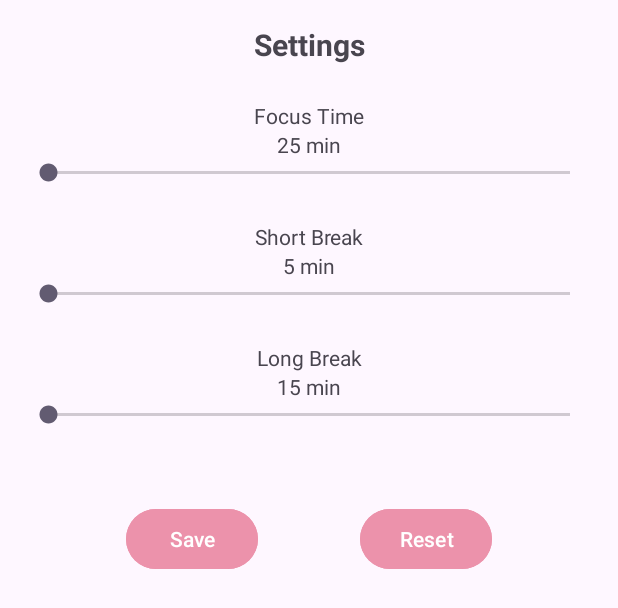
After one commit to Diegowh/KonohaProject, an Android app: the layout fragment_settings_list_dialog.xml on its own in the app's theme, with its tools: preview values and no code run, on a phone screen of 412 x 824 dp. The commit adds this screen. Shown: the top 608 px of the screen. Run offline under Robolectric (Android 15) with nearby library versions, the phone set to English and light mode, and no system bars.

Commit message:
feat: Panel de settings

```diff
--- a/app/build.gradle.kts
+++ b/app/build.gradle.kts
@@ -33,6 +33,9 @@ android {
     kotlinOptions {
         jvmTarget = "11"
     }
+    buildFeatures {
+        viewBinding = true
+    }
 }
 
 dependencies {
@@ -42,6 +45,8 @@ dependencies {
     implementation(libs.material)
     implementation(libs.androidx.activity)
     implementation(libs.androidx.constraintlayout)
+    implementation(libs.androidx.legacy.support.v4)
+    implementation(libs.androidx.recyclerview)
     testImplementation(libs.junit)
     androidTestImplementation(libs.androidx.junit)
     androidTestImplementation(libs.androidx.espresso.core)
--- /dev/null
+++ b/app/src/main/res/layout/fragment_settings_list_dialog.xml
@@ -0,0 +1,140 @@
+<?xml version="1.0" encoding="utf-8"?>
+<androidx.constraintlayout.widget.ConstraintLayout
+    xmlns:android="http://schemas.android.com/apk/res/android"
+    xmlns:app="http://schemas.android.com/apk/res-auto"
+    xmlns:tools="http://schemas.android.com/tools"
+    android:layout_width="match_parent"
+    android:layout_height="match_parent"
+    android:padding="16dp"
+    >
+
+
+    <TextView
+        android:id="@+id/title"
+        android:layout_width="wrap_content"
+        android:layout_height="wrap_content"
+        android:text="Settings"
+        android:textSize="20sp"
+        android:textStyle="bold"
+        app:layout_constraintTop_toTopOf="parent"
+        app:layout_constraintStart_toStartOf="parent"
+        app:layout_constraintEnd_toEndOf="parent"
+        />
+
+
+    <TextView
+        android:id="@+id/lblFocusTime"
+        android:layout_width="wrap_content"
+        android:layout_height="wrap_content"
+        android:text="Focus Time"
+        android:layout_marginTop="24dp"
+        app:layout_constraintTop_toBottomOf="@id/title"
+        app:layout_constraintStart_toStartOf="parent"
+        app:layout_constraintEnd_toEndOf="parent"
+        />
+
+    <TextView
+        android:id="@+id/txtFocusTime"
+        android:layout_width="wrap_content"
+        android:layout_height="wrap_content"
+        tools:text="25 min"
+        app:layout_constraintTop_toBottomOf="@id/lblFocusTime"
+        app:layout_constraintStart_toStartOf="parent"
+        app:layout_constraintEnd_toEndOf="parent"/>
+
+    <SeekBar
+        android:id="@+id/seekBarFocusTime"
+        android:layout_width="0dp"
+        android:layout_height="wrap_content"
+        android:max="100"
+        app:layout_constraintTop_toBottomOf="@id/txtFocusTime"
+        app:layout_constraintStart_toStartOf="parent"
+        app:layout_constraintEnd_toEndOf="parent"/>
+
+
+
+    <TextView
+        android:id="@+id/lblShortBreak"
+        android:layout_width="wrap_content"
+        android:layout_height="wrap_content"
+        android:text="Short Break"
+        android:layout_marginTop="24dp"
+        app:layout_constraintTop_toBottomOf="@id/seekBarFocusTime"
+        app:layout_constraintStart_toStartOf="parent"
+        app:layout_constraintEnd_toEndOf="parent"
+        />
+
+    <TextView
+        android:id="@+id/txtShortBreak"
+        android:layout_width="wrap_content"
+        android:layout_height="wrap_content"
+        tools:text="5 min"
+        app:layout_constraintTop_toBottomOf="@id/lblShortBreak"
+        app:layout_constraintStart_toStartOf="parent"
+        app:layout_constraintEnd_toEndOf="parent"/>
+
+    <SeekBar
+        android:id="@+id/seekBarShortBreak"
+        android:layout_width="0dp"
+        android:layout_height="wrap_content"
+        android:max="100"
+        app:layout_constraintTop_toBottomOf="@id/txtShortBreak"
+        app:layout_constraintStart_toStartOf="parent"
+        app:layout_constraintEnd_toEndOf="parent"/>
+
+
+
+    <TextView
+        android:id="@+id/lblLongBreak"
+        android:layout_width="wrap_content"
+        android:layout_height="wrap_content"
+        android:text="Long Break"
+        android:layout_marginTop="24dp"
+        app:layout_constraintTop_toBottomOf="@id/seekBarShortBreak"
+        app:layout_constraintStart_toStartOf="parent"
+        app:layout_constraintEnd_toEndOf="parent"
+        />
+
+    <TextView
+        android:id="@+id/txtLongBreak"
+        android:layout_width="wrap_content"
+        android:layout_height="wrap_content"
+        tools:text="15 min"
+        app:layout_constraintTop_toBottomOf="@id/lblLongBreak"
+        app:layout_constraintStart_toStartOf="parent"
+        app:layout_constraintEnd_toEndOf="parent"/>
+
+    <SeekBar
+        android:id="@+id/seekBarLongBreak"
+        android:layout_width="0dp"
+        android:layout_height="wrap_content"
+        android:max="100"
+        app:layout_constraintTop_toBottomOf="@id/txtLongBreak"
+        app:layout_constraintStart_toStartOf="parent"
+        app:layout_constraintEnd_toEndOf="parent"/>
+
+
+
+    <Button
+        android:id="@+id/btnSave"
+        android:layout_width="wrap_content"
+        android:layout_height="wrap_content"
+        android:layout_marginTop="50dp"
+        android:backgroundTint="@color/background_app_focus"
+        app:layout_constraintTop_toBottomOf="@id/seekBarLongBreak"
+        app:layout_constraintEnd_toStartOf="@id/btnReset"
+        app:layout_constraintStart_toStartOf="parent"
+        android:text="Save"/>
+
+    <Button
+        android:id="@+id/btnReset"
+        android:layout_width="wrap_content"
+        android:layout_height="wrap_content"
+        android:layout_marginTop="50dp"
+        android:backgroundTint="@color/background_app_focus"
+        app:layout_constraintTop_toBottomOf="@id/seekBarLongBreak"
+        app:layout_constraintEnd_toEndOf="parent"
+        app:layout_constraintStart_toEndOf="@id/btnSave"
+        android:text="Reset"/>
+
+</androidx.constraintlayout.widget.ConstraintLayout>
--- /dev/null
+++ b/app/src/main/res/values/dimens.xml
@@ -0,0 +1,5 @@
+<?xml version="1.0"?>
+<resources>
+    <dimen name="list_item_spacing">16dp</dimen>
+    <dimen name="list_item_spacing_half">8dp</dimen>
+</resources>
--- a/app/src/main/res/values/strings.xml
+++ b/app/src/main/res/values/strings.xml
@@ -1,3 +1,5 @@
 <resources>
     <string name="app_name">KonohaProject</string>
+    <string name="minutes_format">%d min</string>
+    <string name="save">Guardar</string>
 </resources>
--- a/app/src/main/res/values/themes.xml
+++ b/app/src/main/res/values/themes.xml
@@ -3,6 +3,7 @@
     <style name="Base.Theme.KonohaProject" parent="Theme.Material3.DayNight.NoActionBar">
         <!-- Customize your light theme here. -->
         <!-- <item name="colorPrimary">@color/my_light_primary</item> -->
+<!--        <item name="android:background">@color/background_app_focus</item>-->
     </style>
 
     <style name="Theme.KonohaProject" parent="Base.Theme.KonohaProject" />
--- a/gradle/libs.versions.toml
+++ b/gradle/libs.versions.toml
@@ -9,6 +9,8 @@ appcompat = "1.7.0"
 material = "1.12.0"
 activity = "1.10.1"
 constraintlayout = "2.2.1"
+legacySupportV4 = "1.0.0"
+recyclerview = "1.4.0"
 
 [libraries]
 androidx-core-ktx = { group = "androidx.core", name = "core-ktx", version.ref = "coreKtx" }
@@ -19,6 +21,8 @@ androidx-appcompat = { group = "androidx.appcompat", name = "appcompat", version
 material = { group = "com.google.android.material", name = "material", version.ref = "material" }
 androidx-activity = { group = "androidx.activity", name = "activity", version.ref = "activity" }
 androidx-constraintlayout = { group = "androidx.constraintlayout", name = "constraintlayout", version.ref = "constraintlayout" }
+androidx-legacy-support-v4 = { group = "androidx.legacy", name = "legacy-support-v4", version.ref = "legacySupportV4" }
+androidx-recyclerview = { group = "androidx.recyclerview", name = "recyclerview", version.ref = "recyclerview" }
 
 [plugins]
 android-application = { id = "com.android.application", version.ref = "agp" }
```
Also changed, not shown: app/src/main/java/com/example/konohaproject/controller/TimeConfig.kt (+15 -2 lines), app/src/main/java/com/example/konohaproject/view/MainActivity.kt (+12 -0 lines), app/src/main/java/com/example/konohaproject/view/SettingsFragment.kt (added, +172 -0 lines), app/src/main/res/layout/fragment_settings_list_dialog_item.xml (added, +13 -0 lines).
